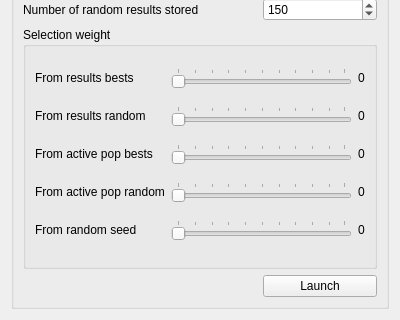
The window that src/genelab/core/ui/widgets/experiments/workerconfiguration.ui (GeneCraft/GeneCraft-Project) describes before a commit, drawn with Qt 5; both pictures show x 0 to 400 and y 157 to 477 of the 400 by 477 pixel window.
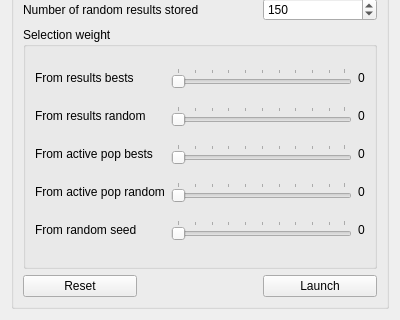
The same window after the commit. Icons and pictures are not drawn.

Commit message: + "Reset" button in worker

Patch:
```diff
--- a/src/genelab/core/ui/widgets/experiments/workerconfiguration.ui
+++ b/src/genelab/core/ui/widgets/experiments/workerconfiguration.ui
@@ -273,6 +273,13 @@
         </property>
        </widget>
       </item>
+      <item row="10" column="0">
+       <widget class="QPushButton" name="pbReset">
+        <property name="text">
+         <string>Reset</string>
+        </property>
+       </widget>
+      </item>
      </layout>
     </widget>
    </item>
```
The commit also changes 2 other files.
